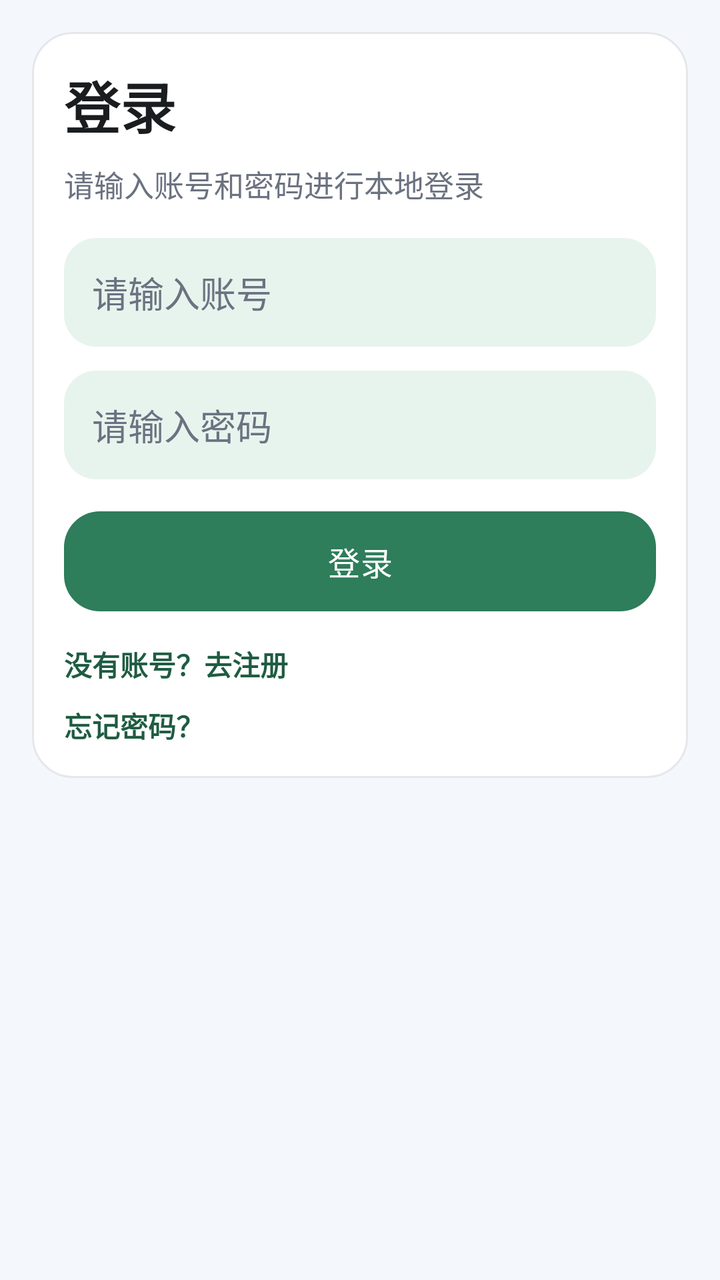
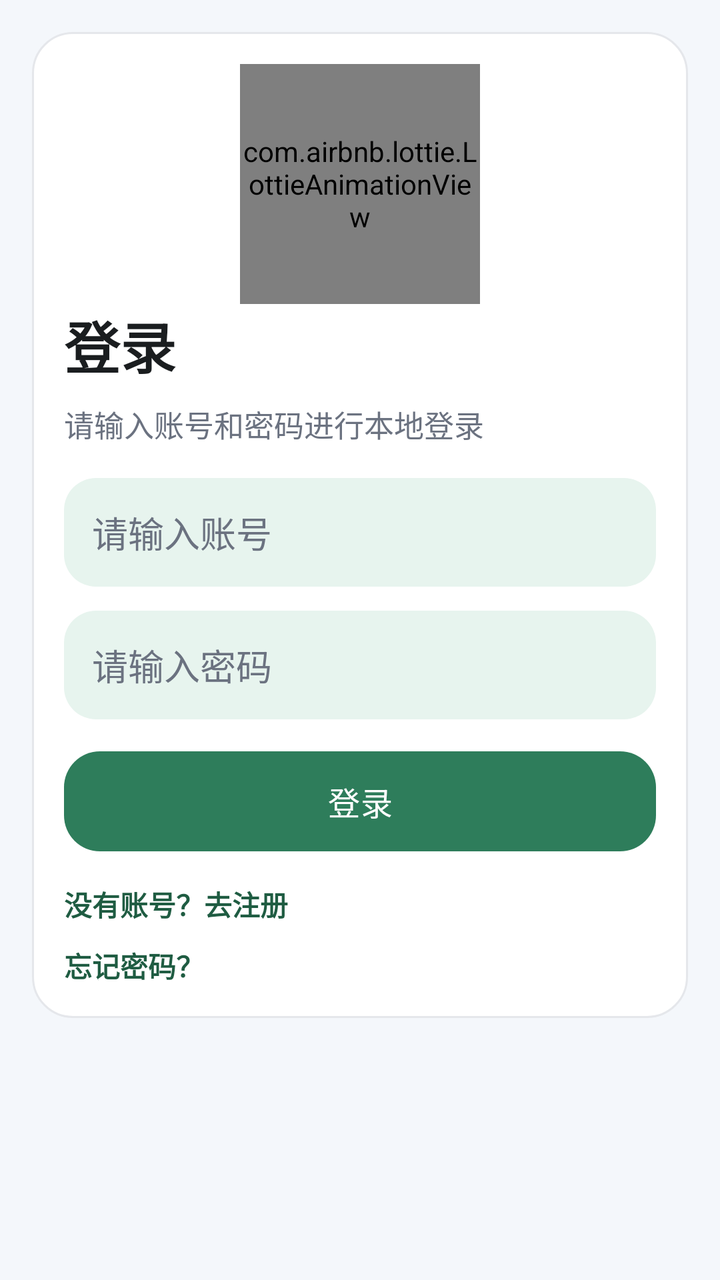

The first picture is an Android layout as it rendered before a commit; the second is the same layout after the commit. The layout source and the unified diff follow.
<!-- AndroidManifest.xml: application theme Theme.FitnessCheckInApp -->
<!-- res/layout/activity_login.xml -->
<?xml version="1.0" encoding="utf-8"?>
<LinearLayout xmlns:android="http://schemas.android.com/apk/res/android"
    android:layout_width="match_parent"
    android:layout_height="match_parent"
    android:background="@color/app_background"
    android:orientation="vertical"
    android:padding="16dp">

    <LinearLayout
        android:layout_width="match_parent"
        android:layout_height="wrap_content"
        android:background="@drawable/bg_card"
        android:orientation="vertical">

        <TextView
            android:layout_width="wrap_content"
            android:layout_height="wrap_content"
            android:text="@string/login_title"
            android:textColor="@color/text_primary"
            android:textSize="28sp"
            android:textStyle="bold" />

        <TextView
            android:layout_width="wrap_content"
            android:layout_height="wrap_content"
            android:layout_marginTop="8dp"
            android:text="@string/login_desc"
            android:textColor="@color/text_secondary"
            android:textSize="15sp" />

        <EditText
            android:id="@+id/etUsername"
            android:layout_width="match_parent"
            android:layout_height="wrap_content"
            android:layout_marginTop="16dp"
            android:background="@drawable/bg_highlight"
            android:hint="@string/hint_username"
            android:inputType="text"
            android:padding="14dp"
            android:textColor="@color/text_primary"
            android:textColorHint="@color/text_secondary" />

        <EditText
            android:id="@+id/etPassword"
            android:layout_width="match_parent"
            android:layout_height="wrap_content"
            android:layout_marginTop="12dp"
            android:background="@drawable/bg_highlight"
            android:hint="@string/hint_password"
            android:inputType="textPassword"
            android:padding="14dp"
            android:textColor="@color/text_primary"
            android:textColorHint="@color/text_secondary" />

        <Button
            android:id="@+id/btnLogin"
            android:layout_width="match_parent"
            android:layout_height="50dp"
            android:layout_marginTop="16dp"
            android:background="@drawable/bg_button_primary"
            android:text="@string/action_login"
            android:textColor="@color/white"
            android:textSize="16sp" />

        <TextView
            android:id="@+id/tvGoRegister"
            android:layout_width="wrap_content"
            android:layout_height="wrap_content"
            android:layout_marginTop="16dp"
            android:text="@string/action_go_register"
            android:textColor="@color/primary_dark"
            android:textSize="14sp"
            android:textStyle="bold" />

        <TextView
            android:id="@+id/tvForgetPassword"
            android:layout_width="wrap_content"
            android:layout_height="wrap_content"
            android:layout_marginTop="10dp"
            android:text="@string/action_forget_password"
            android:textColor="@color/primary_dark"
            android:textSize="14sp"
            android:textStyle="bold" />

    </LinearLayout>

</LinearLayout>
<!-- resources referenced by this layout -->
<resources>
  <color name="app_background">#FFF4F7FB</color>
  <color name="primary_dark">#FF1F5C42</color>
  <color name="text_primary">#FF1A1D1F</color>
  <color name="text_secondary">#FF6B7280</color>
  <color name="white">#FFFFFFFF</color>
  <!-- drawable bg_button_primary (drawable) -->
  <?xml version="1.0" encoding="utf-8"?>
  <selector xmlns:android="http://schemas.android.com/apk/res/android">
      <item android:state_enabled="false">
          <shape>
              <solid android:color="@color/secondary_dark" />
              <corners android:radius="18dp" />
          </shape>
      </item>
      <item>
          <shape>
              <solid android:color="@color/primary" />
              <corners android:radius="18dp" />
          </shape>
      </item>
  </selector>
  <!-- drawable bg_card (drawable) -->
  <?xml version="1.0" encoding="utf-8"?>
  <shape xmlns:android="http://schemas.android.com/apk/res/android">
      <solid android:color="@color/card_background" />
      <corners android:radius="20dp" />
      <stroke
          android:width="1dp"
          android:color="@color/divider" />
      <padding
          android:left="16dp"
          android:top="16dp"
          android:right="16dp"
          android:bottom="16dp" />
  </shape>
  <!-- drawable bg_highlight (drawable) -->
  <?xml version="1.0" encoding="utf-8"?>
  <shape xmlns:android="http://schemas.android.com/apk/res/android">
      <solid android:color="@color/secondary" />
      <corners android:radius="16dp" />
  </shape>
  <string name="action_forget_password">忘记密码？</string>
  <string name="action_go_register">没有账号？去注册</string>
  <string name="action_login">登录</string>
  <string name="hint_password">请输入密码</string>
  <string name="hint_username">请输入账号</string>
  <string name="login_desc">请输入账号和密码进行本地登录</string>
  <string name="login_title">登录</string>
  <style name="Theme.FitnessCheckInApp" parent="Base.Theme.FitnessCheckInApp" />
  <color name="secondary_dark">#FFCDE7D9</color>
  <color name="primary">#FF2E7D5B</color>
  <color name="card_background">#FFFFFFFF</color>
  <color name="divider">#FFE5E7EB</color>
  <color name="secondary">#FFE7F4EE</color>
  <style name="Base.Theme.FitnessCheckInApp" parent="Theme.Material3.DayNight.NoActionBar">
          <item name="android:windowBackground">@color/app_background</item>
          <item name="colorPrimary">@color/primary</item>
          <item name="colorPrimaryContainer">@color/secondary</item>
          <item name="android:statusBarColor">@color/primary_dark</item>
          <item name="android:navigationBarColor">@color/white</item>
          <item name="android:textColorPrimary">@color/text_primary</item>
          <item name="android:textColorSecondary">@color/text_secondary</item>
      </style>
</resources>

<!-- the commit's change to res/layout/activity_login.xml (unified diff, before → after) -->
@@ -11,6 +11,17 @@
         android:layout_height="wrap_content"
         android:background="@drawable/bg_card"
         android:orientation="vertical">
+
+        
+        <com.airbnb.lottie.LottieAnimationView
+            android:id="@+id/lottieRunner"
+            android:layout_width="120dp"
+            android:layout_height="120dp"
+            android:layout_gravity="center_horizontal"
+            app:lottie_fileName="animations/running.json"
+            app:lottie_loop="true"
+            app:lottie_autoPlay="true"
+            xmlns:app="http://schemas.android.com/apk/res-auto" />
 
         <TextView
             android:layout_width="wrap_content"
